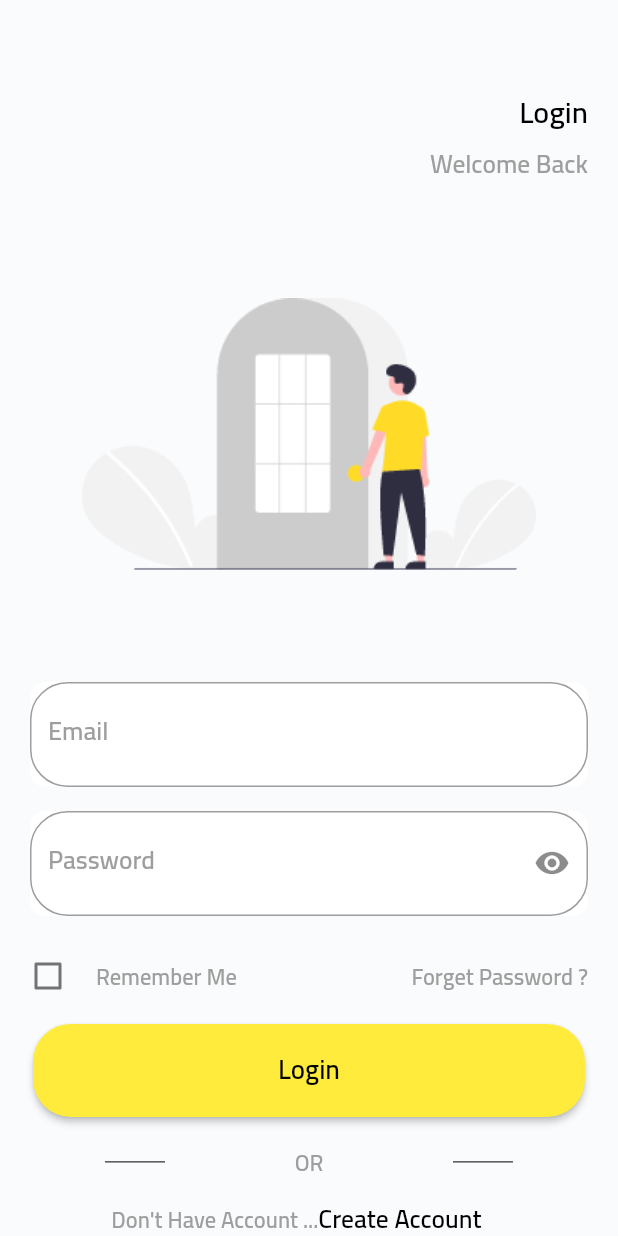
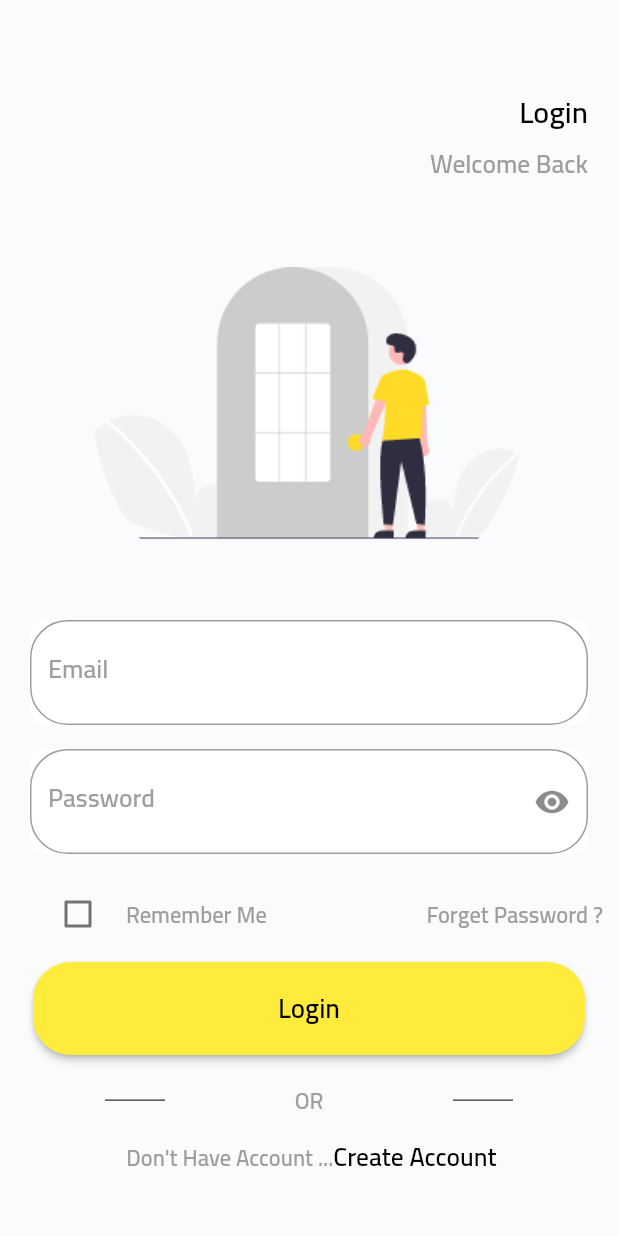
Before and after one commit to MAbolmaaty/Aeqarat-flutter, a Flutter app: the screen it shows after launch, after a tap on "Next", after a tap on "Skip", on a phone screen of 412 x 824 dp. Run offline on Flutter 3.47's test engine with Material 2 defaults, Android fonts, the phone set to English and light mode, and no system bars; our stand-ins replace google_maps_flutter, shared_preferences; generated files the repository leaves out were written again.

Commit message:
Update login Screen

```diff
--- a/lib/src/screens/loginScreen.dart
+++ b/lib/src/screens/loginScreen.dart
@@ -63,7 +63,7 @@ void _onRememberMeChanged(bool newValue) => setState(() {
             ),
             Container(
               width: MediaQuery.of(context).size.width * 0.99,
-              height: MediaQuery.of(context).size.height * 0.40,
+              height: MediaQuery.of(context).size.height * 0.35,
               decoration: BoxDecoration(
                   shape: BoxShape.circle,
                   image: DecorationImage(
@@ -141,7 +141,7 @@ void _onRememberMeChanged(bool newValue) => setState(() {
               ),
             ),
             Padding(
-              padding: const EdgeInsets.only(right:20.0),
+              padding: const EdgeInsets.only(left:20.0 ,right: 10.0),
               child: Row(
                 mainAxisAlignment: MainAxisAlignment.spaceBetween,
 
@@ -246,9 +246,7 @@ void _onRememberMeChanged(bool newValue) => setState(() {
                 ],
               ),
             ),
-            Padding(
-              padding: const EdgeInsets.only(right:20.0),
-              child: Row(
+            Row(
               mainAxisAlignment: MainAxisAlignment.center,
 
               children: [
@@ -272,8 +270,8 @@ void _onRememberMeChanged(bool newValue) => setState(() {
                   ),
                 ),
               ],
-              ),
             ) ,
+
 
           ],
         ),
```
Lines whose indentation alone changed are shown as unchanged.
